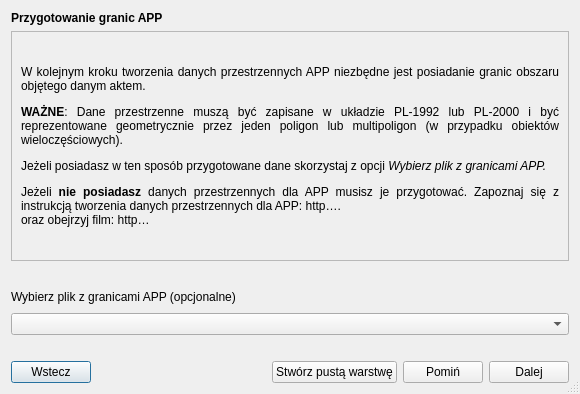
Old version of the form modules/app/views/ui/wektor_instrukcja_dialog_base.ui in the repository envirosolutionspl/wtyczka_qgis_app.
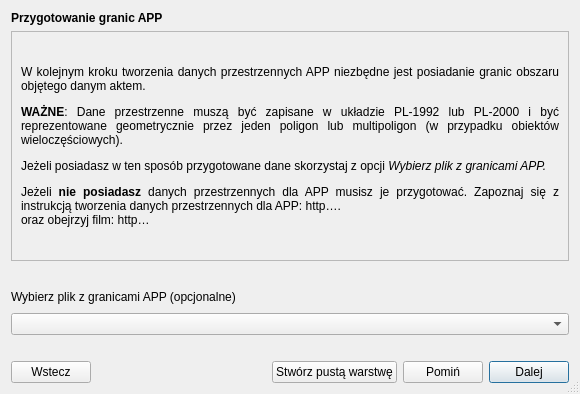
New version of the form. Custom widgets are drawn as their Qt base class.

Commit message: Usunięcie autoDefault na przyciskach

What changed in the file:
```diff
--- a/modules/app/views/ui/wektor_instrukcja_dialog_base.ui
+++ b/modules/app/views/ui/wektor_instrukcja_dialog_base.ui
@@ -170,6 +170,9 @@
          <property name="text">
           <string>Dalej</string>
          </property>
+         <property name="default">
+          <bool>true</bool>
+         </property>
         </widget>
        </item>
       </layout>
```
The commit also changes 9 other files.
